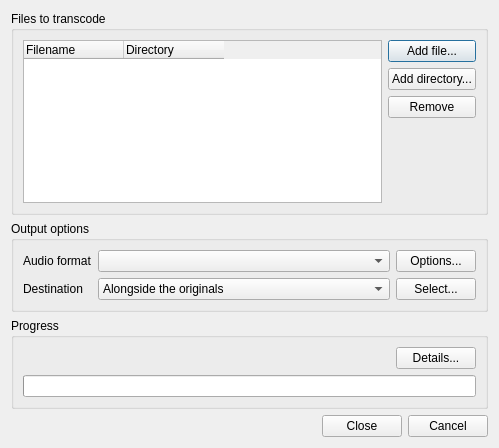
The window that src/transcoder/transcodedialog.ui (clementine-player/Clementine) describes before a commit, drawn with Qt 5.
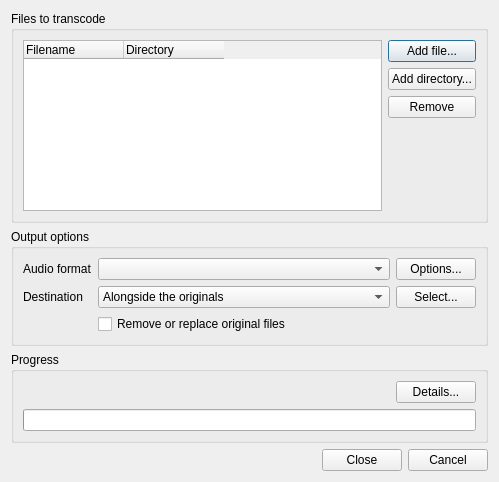
The same window after the commit. Icons and pictures are not drawn.

Commit message:
Added option to remove/replace originals in transcoder dialog (fixed).
This is a squashed and fixed version of previous commits
6b6547095ac60b6e4c9113fffdfa9b5e945bb9b0
dd1393ea3ab5ae58aff8f8cc444aee3c8e4830fb

Patch:
```diff
--- a/src/transcoder/transcodedialog.ui
+++ b/src/transcoder/transcodedialog.ui
@@ -7,7 +7,7 @@
     <x>0</x>
     <y>0</y>
     <width>499</width>
-    <height>448</height>
+    <height>482</height>
    </rect>
   </property>
   <property name="windowTitle">
@@ -165,6 +165,16 @@
         </property>
        </widget>
       </item>
+      <item row="2" column="1">
+       <widget class="QCheckBox" name="remove_original">
+        <property name="toolTip">
+         <string>If enabled the original files will be removed. If transcoded files have the same file extension and the destination is the same directory as the original files, the original files will be replaced.</string>
+        </property>
+        <property name="text">
+         <string>Remove or replace original files </string>
+        </property>
+       </widget>
+      </item>
      </layout>
     </widget>
    </item>
```
The commit also changes 1 other file.
